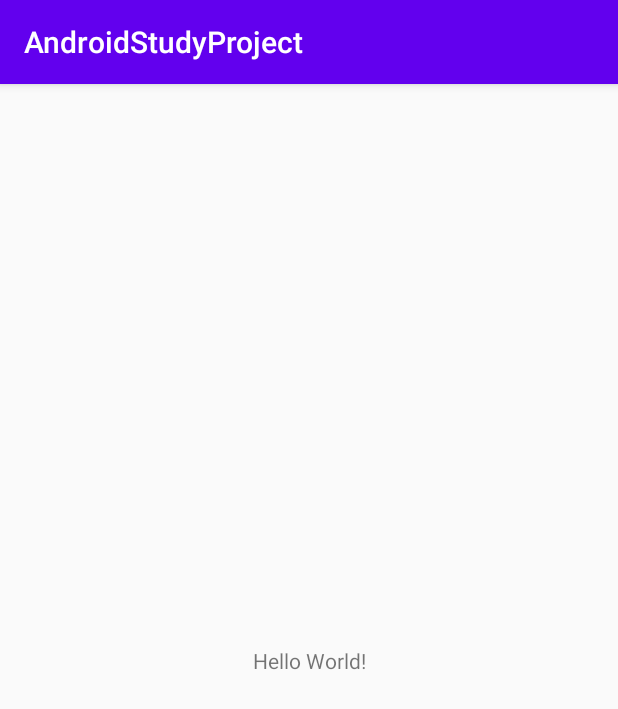
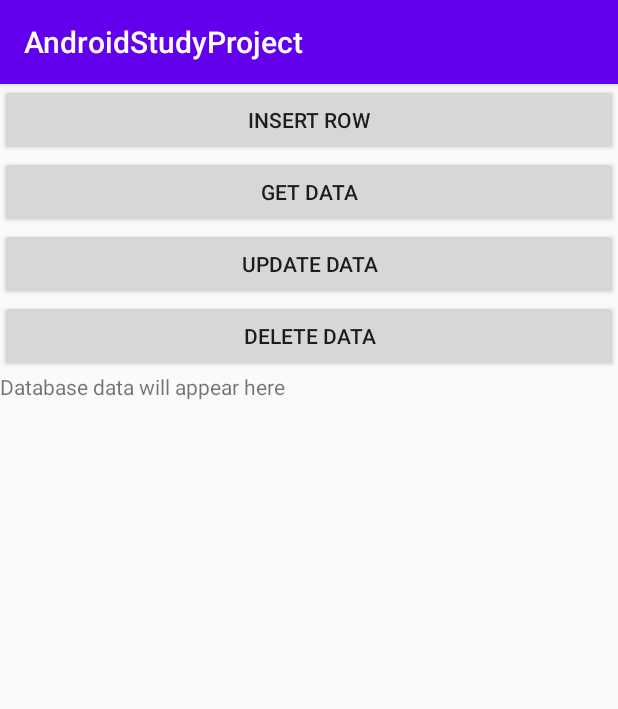
Before and after one commit to vikas1993/AndroidStudyCode, an Android app: the screen it shows after launch (MainActivity), on a phone screen of 412 x 824 dp. Shown: the top 709 px of the screen. Run offline under Robolectric (Android 15) with nearby library versions, the phone set to English and light mode, and no system bars.

Commit message:
Chapter 6

```diff
--- a/app/src/main/res/layout/activity_main.xml
+++ b/app/src/main/res/layout/activity_main.xml
@@ -1,18 +1,36 @@
 <?xml version="1.0" encoding="utf-8"?>
-<androidx.constraintlayout.widget.ConstraintLayout xmlns:android="http://schemas.android.com/apk/res/android"
+<LinearLayout xmlns:android="http://schemas.android.com/apk/res/android"
     xmlns:app="http://schemas.android.com/apk/res-auto"
     xmlns:tools="http://schemas.android.com/tools"
     android:layout_width="match_parent"
     android:layout_height="match_parent"
+    android:orientation="vertical"
     tools:context=".MainActivity">
 
+    <Button
+        android:layout_width="match_parent"
+        android:layout_height="wrap_content"
+        android:text="Insert row"
+        android:onClick="insert"/>
+    <Button
+        android:layout_width="match_parent"
+        android:layout_height="wrap_content"
+        android:text="Get Data"
+        android:onClick="fetch"/>
+    <Button
+        android:layout_width="match_parent"
+        android:layout_height="wrap_content"
+        android:text="Update Data"
+        android:onClick="update"/>
+    <Button
+        android:layout_width="match_parent"
+        android:layout_height="wrap_content"
+        android:text="Delete Data"
+        android:onClick="delete"/>
     <TextView
-        android:layout_width="wrap_content"
+        android:layout_width="match_parent"
         android:layout_height="wrap_content"
-        android:text="Hello World!"
-        app:layout_constraintBottom_toBottomOf="parent"
-        app:layout_constraintLeft_toLeftOf="parent"
-        app:layout_constraintRight_toRightOf="parent"
-        app:layout_constraintTop_toTopOf="parent" />
+        android:id="@+id/data"
+        android:text="Database data will appear here"/>
 
-</androidx.constraintlayout.widget.ConstraintLayout>
+</LinearLayout>
```
Also changed, not shown: app/src/main/java/com/nit/androidstudyproject/DbHelper.java (added, +78 -0 lines), app/src/main/java/com/nit/androidstudyproject/MainActivity.java (+29 -1 lines).
